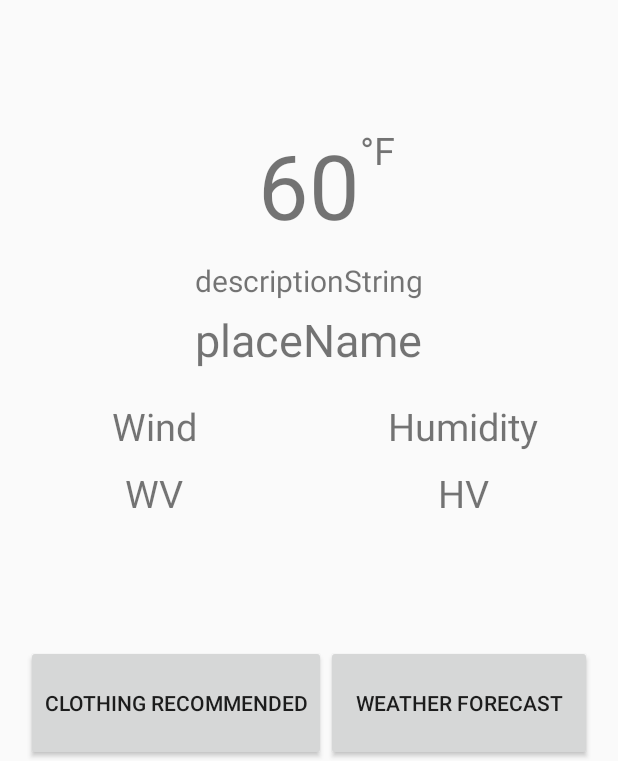
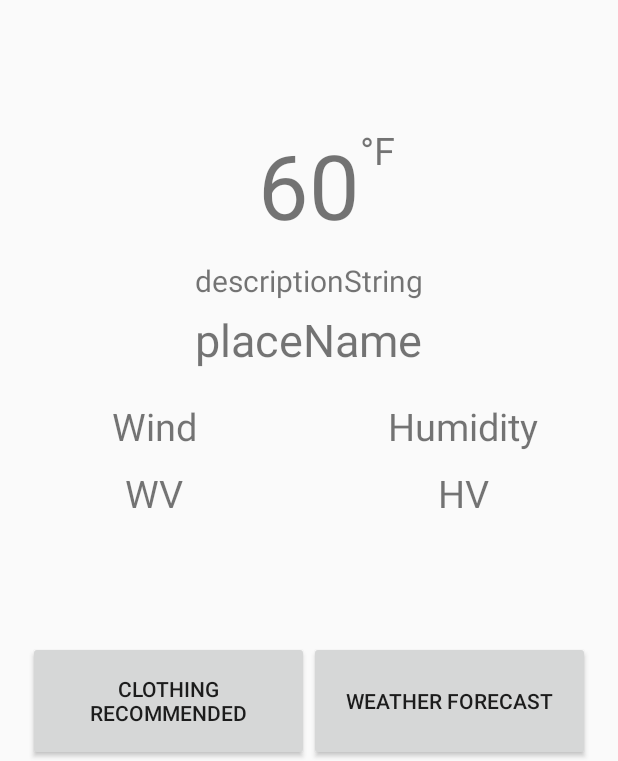
Before and after one commit to kartikmittal33/WearWeather, an Android app: the screen it shows after launch (MainActivity), on a phone screen of 412 x 824 dp, the part 475-1236 px from its top. Run offline under Robolectric (Android 15) with nearby library versions, the phone set to English and light mode, and no system bars.

```diff
--- a/app/src/main/res/layout/main_layout.xml
+++ b/app/src/main/res/layout/main_layout.xml
@@ -119,107 +119,125 @@
         android:layout_height="0dp"
 
         android:layout_weight="1">
+
         <LinearLayout
+            android:id="@+id/bottomTopLiner"
             android:layout_width="wrap_content"
-            android:id="@+id/bottomTopLiner"
             android:layout_height="wrap_content"
             android:layout_centerHorizontal="true"
             android:orientation="vertical">
+
             <TextView
+                android:id="@+id/descriptionStringTextView"
                 android:layout_width="wrap_content"
                 android:layout_height="wrap_content"
-                android:id="@+id/descriptionStringTextView"
+
                 android:layout_marginTop="10dp"
                 android:text="descriptionString"
+
                 android:layout_gravity="center"
                 android:textSize="20dp"
                 android:layout_centerHorizontal="true"/>
+
             <TextView
+                android:id="@+id/placeNameTextView"
                 android:layout_width="wrap_content"
                 android:layout_height="wrap_content"
-                android:id="@+id/placeNameTextView"
+                android:layout_below="@id/descriptionStringTextView"
+                android:layout_centerHorizontal="true"
+                android:layout_marginTop="5dp"
                 android:text="placeName"
-                android:textSize="30dp"
-                android:layout_marginTop="5dp"
-                android:layout_below="@id/descriptionStringTextView"
-                android:layout_centerHorizontal="true"/>
+                android:textSize="30dp" />
+        </LinearLayout>
+
+        <LinearLayout
+            android:id="@+id/bottomUpperMiddleLaoyout"
+            android:layout_width="match_parent"
+            android:layout_height="wrap_content"
+            android:layout_below="@id/bottomTopLiner"
+            android:layout_centerHorizontal="true"
+            android:layout_marginTop="20dp"
+            android:orientation="horizontal">
+
+            <TextView
+                android:id="@+id/windTextView"
+                android:layout_width="0dp"
+                android:layout_height="wrap_content"
+                android:layout_weight="1"
+                android:gravity="center"
+                android:text="Wind"
+                android:textSize="25dp" />
+
+            <TextView
+                android:id="@+id/humidityTextView"
+                android:layout_width="0dp"
+                android:layout_height="wrap_content"
+                android:layout_weight="1"
+                android:gravity="center"
+                android:text="Humidity"
+                android:textSize="25dp" />
+
         </LinearLayout>
 
         <LinearLayout
             android:layout_width="match_parent"
+            android:layout_height="wrap_content"
+            android:layout_below="@id/bottomUpperMiddleLaoyout"
             android:layout_centerHorizontal="true"
-            android:id="@+id/bottomUpperMiddleLaoyout"
-            android:orientation="horizontal"
-            android:layout_below="@id/bottomTopLiner"
-            android:layout_marginTop="20dp"
-            android:layout_height="wrap_content">
+            android:layout_marginTop="10dp"
+            android:orientation="horizontal">
+
             <TextView
-                android:layout_width="0dp"
-                android:layout_weight="1"
-                android:id="@+id/windTextView"
-                android:layout_height="wrap_content"
-                android:gravity="center"
-                android:text="Wind"
-                android:textSize="25dp"/>
-            <TextView
+                android:id="@+id/windValueTextView"
                 android:layout_width="0dp"
                 android:layout_height="wrap_content"
-                android:id="@+id/humidityTextView"
                 android:layout_weight="1"
-                android:text="Humidity"
                 android:gravity="center"
-                android:textSize="25dp"/>
+                android:text="WV"
+                android:textSize="25dp" />
+
+            <TextView
+                android:id="@+id/humidityValueTextView"
+                android:layout_width="0dp"
+                android:layout_height="wrap_content"
+                android:layout_weight="1"
+                android:gravity="center"
+                android:text="HV"
+                android:textSize="25dp" />
 
         </LinearLayout>
-        <LinearLayout
-            android:layout_width="match_parent"
-            android:layout_centerHorizontal="true"
-            android:orientation="horizontal"
-            android:layout_marginTop="10dp"
-            android:layout_below="@id/bottomUpperMiddleLaoyout"
-            android:layout_height="wrap_content">
-            <TextView
-                android:layout_width="0dp"
-                android:layout_weight="1"
-                android:id="@+id/windValueTextView"
-                android:layout_height="wrap_content"
-                android:gravity="center"
-                android:text="WV"
-                android:textSize="25dp"/>
-            <TextView
-                android:layout_width="0dp"
-                android:layout_height="wrap_content"
-                android:id="@+id/humidityValueTextView"
-                android:layout_weight="1"
-                android:text="HV"
-                android:gravity="center"
-                android:textSize="25dp"/>
 
-        </LinearLayout>
-        <LinearLayout
+        <RelativeLayout
             android:layout_width="wrap_content"
+            android:layout_height="wrap_content"
             android:layout_alignParentBottom="true"
-            android:layout_centerHorizontal="true"
-            android:layout_height="wrap_content">
+            android:layout_alignParentTop="true"
+            android:layout_centerHorizontal="true">
+
             <Button
-                android:layout_width="wrap_content"
-                android:layout_height="77dp"
                 android:id="@+id/extendClothing"
+                android:layout_width="187dp"
+                android:layout_height="80dp"
+
                 android:onClick="extendClothing"
                 android:text="@string/clothingRecommended"
+                android:layout_alignParentBottom="true"
+                android:layout_alignParentLeft="true"
+                android:layout_alignParentStart="true" />
 
-                />
             <Button
-                android:layout_width="177dp"
-                android:layout_height="77dp"
                 android:id="@+id/extendWeather"
+                android:layout_width="187dp"
+                android:layout_height="80dp"
                 android:onClick="extendWeather"
+
                 android:text="Weather Forecast"
-
-                />
+                android:layout_alignParentBottom="true"
+                android:layout_toRightOf="@+id/extendClothing"
+                android:layout_toEndOf="@+id/extendClothing" />
 
 
-        </LinearLayout>
+        </RelativeLayout>
 
 
     </RelativeLayout>
```
Also changed, not shown: app/src/main/java/boilermake/wearweather/ClothingSuggestions.java (+60 -18 lines), app/src/main/res/layout/activity_clothing_suggestions.xml (+58 -0 lines), app/src/main/res/drawable/blackwhiteboot.png (added), app/src/main/res/drawable/bluebuttondown.png (added), app/src/main/res/drawable/browncoat.png (added), app/src/main/res/drawable/greendressshoes.png (added), app/src/main/res/drawable/greenshorts.png (added), app/src/main/res/drawable/jeans.png (added), app/src/main/res/drawable/orangejacket.png (added), app/src/main/res/drawable/pants.png (added), app/src/main/res/drawable/purpletee.png (added), app/src/main/res/drawable/trainers.png (added), app/src/main/res/drawable/yellowgreyboot.png (added).
